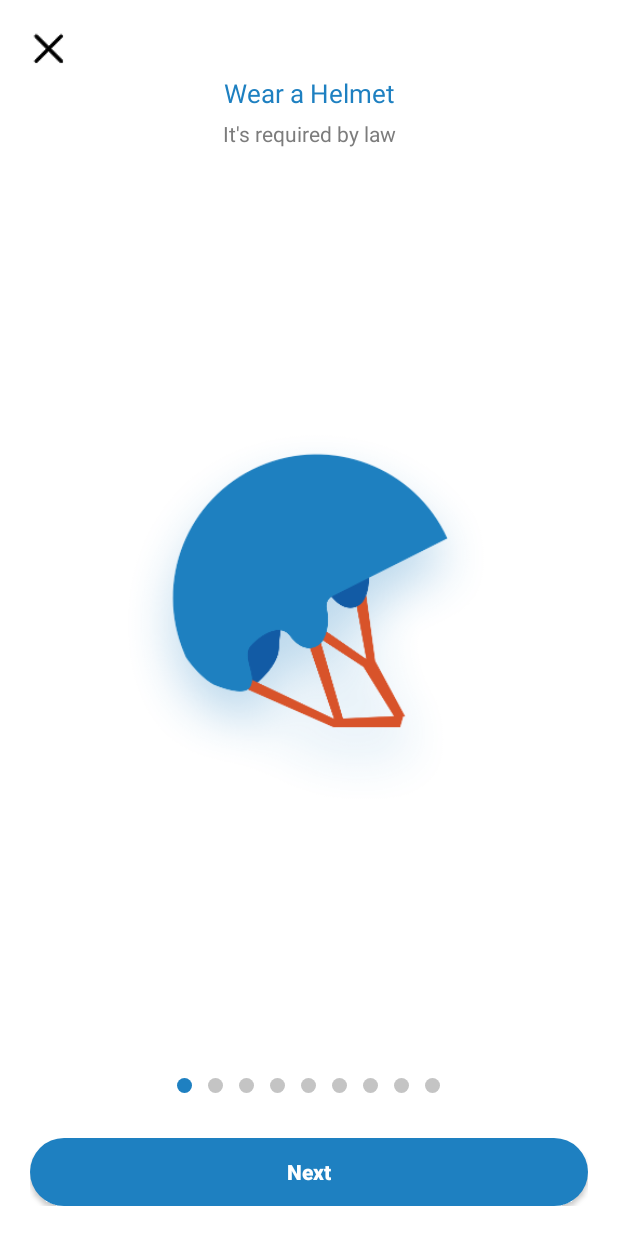
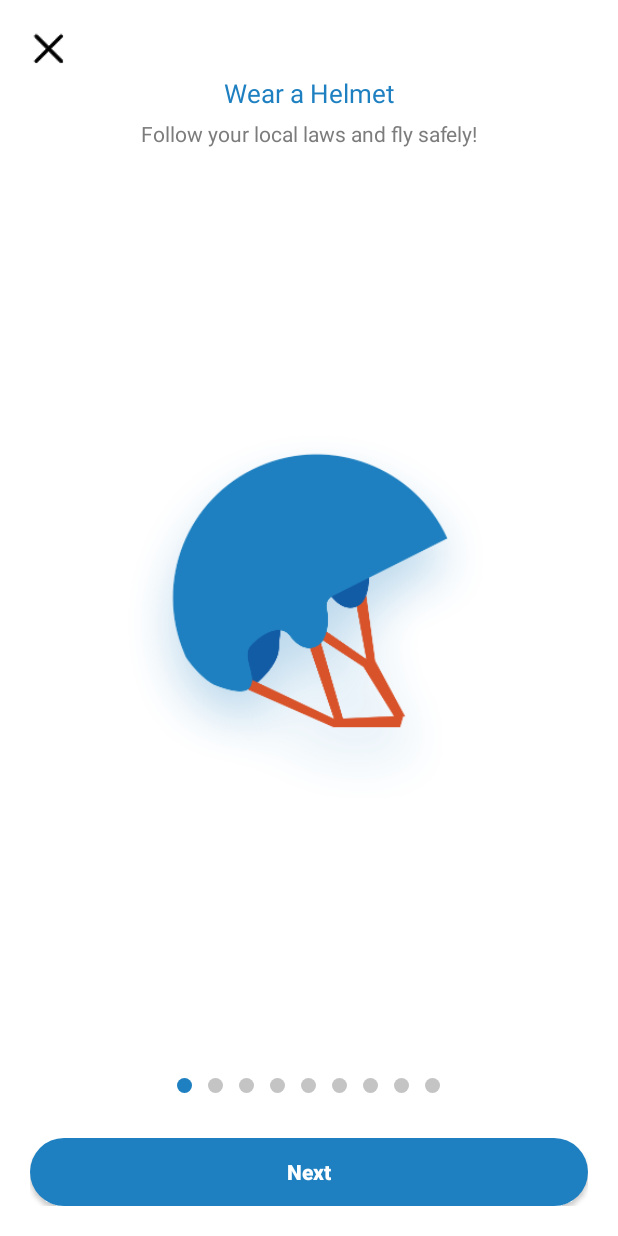
Before and after one commit to alexmbous/BlueDuck, an Android app: the screen it shows after launch (PageActivity), on a phone screen of 412 x 824 dp. Run offline under Robolectric (Android 15) with nearby library versions, the phone set to English and light mode, and no system bars; libraries missing offline, so code that uses them is left out: com.crashlytics.android, io.fabric.sdk; 1 statement that could not run was skipped.

Commit message:
Change order GAS/BRAKE_Give it a kick_ Verbiage

```diff
--- a/BlueDuck/app/src/main/res/values/strings.xml
+++ b/BlueDuck/app/src/main/res/values/strings.xml
@@ -17,21 +17,21 @@
         <item>Find Your Duck</item>
         <item>Scan Your Duck</item>
         <item>How to Stand</item>
+        <item>Give it Some Gas</item>
         <item>Give it a Break</item>
-        <item>Give it Some Gas</item>
         <item>Fly Wild!</item>
         <item>How to Land</item>
         <item>Something Wrong?</item>
     </string-array>
     <string-array name="page_top_two_array">
-        <item>It\'s required by law</item>
-        <item>Locate nearby Ducks</item>
-        <item>Unlock a Duck to start riding</item>
-        <item>Put your dominant foot forward for balance</item>
-        <item>Gradually squeeze to safely reduce your speed</item>
-        <item>Press down on the toggle to increase your speed</item>
+        <item>Follow your local laws and fly safely!</item>
+        <item>Locate the nearest Duck to you</item>
+        <item>Register the Duck you spotted</item>
+        <item>Put your dominant foot forward to balance</item>
+        <item>Kick off to start and press down on the toggle to increase your speed</item>
+        <item>Gradually squeeze reduce speed safely</item>
         <item>Soar to your destination</item>
-        <item>Land out of harm\'s way at your favorite spots for other flock members to find</item>
+        <item>Land out of harm\'s way at your favorite spots for other Flock members to find</item>
         <item>Report your Duck through the app menu so we can take care of it</item>
     </string-array>
     <string name="blank">&#160;</string>
@@ -40,7 +40,7 @@
     <string name="login_description_text">Enter your email to start enjoying Blue Duck!</string>
     <string name="enter_email_hint">Enter Email</string>
     <string name="start_riding">Start Riding</string>
-    <string name="password_description_text">Enter Your Password to Log In</string>
+    <string name="password_description_text">Enter your password to log in</string>
     <string name="enter_password_hint">Enter Password</string>
     <string name="log_in">Log In</string>
     <string name="personal_information_title">Personal Information</string>
@@ -167,7 +167,7 @@
     <string name="battery">Battery</string>
     <string name="end">End</string>
     <string name="how_was_your_ride">How was your ride?</string>
-    <string name="dont_rate">Dont Rate</string>
+    <string name="dont_rate">Not Now</string>
     <string name="report_scooter">Report Duck</string>
     <string name="border_dialog_title">NO PARKING ZONE</string>
     <string name="border_description_text">Uh oh. You\'ve parked outside of the service area, which means your ride is still going. To avoid fees, tap below to unlock the Duck and park it in a service area.</string>
@@ -231,7 +231,7 @@
     <string name="in_the_location">Please grant Blue Duck GPS access and try again.</string>
     <string name="bicycle_is_in_use">This Duck is in use. Please try another one.</string>
     <string name="bike_number_not_exist">Please make sure you are near the Duck</string>
-    <string name="you_have_been_stopped_riding_a_duck">You ride has stopped!</string>
+    <string name="you_have_been_stopped_riding_a_duck">Your ride has stopped!</string>
     <string name="your_account_has_been_frozen">Your account has been frozen!</string>
     <string name="bicycle_has_been_damaged">This Duck is under maintenance</string>
     <string name="bicycle_has_been_scrapped">Duck has been scrapped</string>
```
Also changed, not shown: BlueDuck/app/src/main/res/drawable-xxhdpi/page5.png, BlueDuck/app/src/main/res/drawable-xxhdpi/page6.png.
